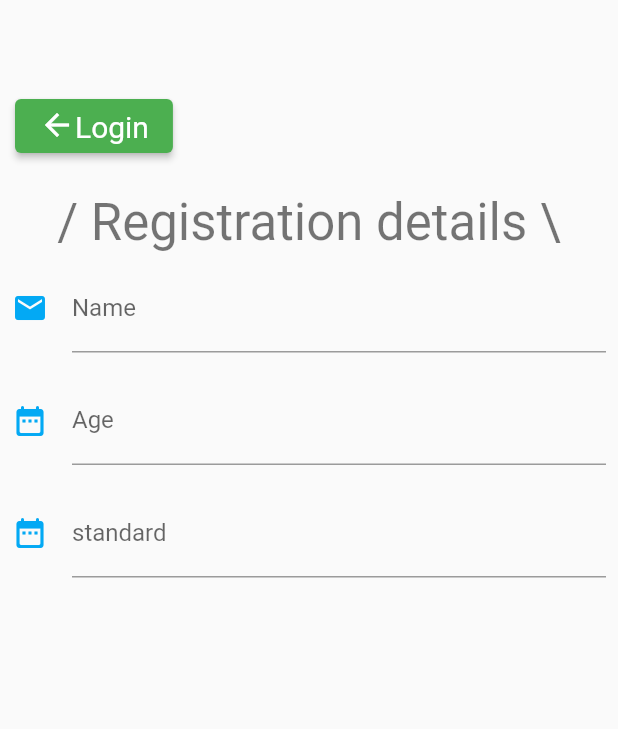
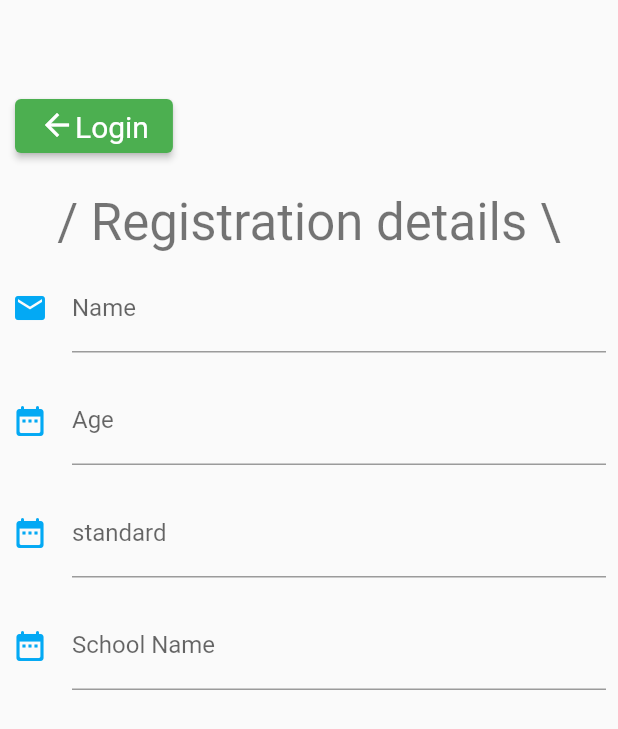
Before and after one commit to awwush/AntiKidMania-1, a Flutter app: the SignUp screen opened by its route, on a phone screen of 412 x 824 dp. Shown: the top 729 px of the screen. Run offline on Flutter 3.47's test engine with Material 2 defaults, Android fonts, the phone set to English and light mode, and no system bars.

Commit message:
added school name for signup page

```diff
--- a/lib/pages/sign_up_page.dart
+++ b/lib/pages/sign_up_page.dart
@@ -56,6 +56,7 @@ class _SignUpState extends State<SignUp> {
                         _showName(),
                         _showAge(),
                         _showStandard(),
+                        _showSchool(),
                       ]
                     ),
                   ),
@@ -147,4 +148,28 @@ class _SignUpState extends State<SignUp> {
       ),
     );
   }
+
+
+  Widget _showSchool(){
+    return Padding(
+      padding: const EdgeInsets.all(8.0),
+      child: TextFormField(
+        keyboardType: TextInputType.name,
+        maxLines: 1,
+        decoration: new InputDecoration(
+//          just trying, of no use
+//          fillColor: Colors.orange,
+          labelText: "School Name",
+          hintText: "DAV Pulic School",
+          icon: Icon(
+            Icons.date_range_rounded,
+            color: Colors.lightBlue,
+          ),
+        ),
+        validator: (value) {
+          // TODO: show standard validation limit till 12
+        },
+      ),
+    );
+  }
 }
```
